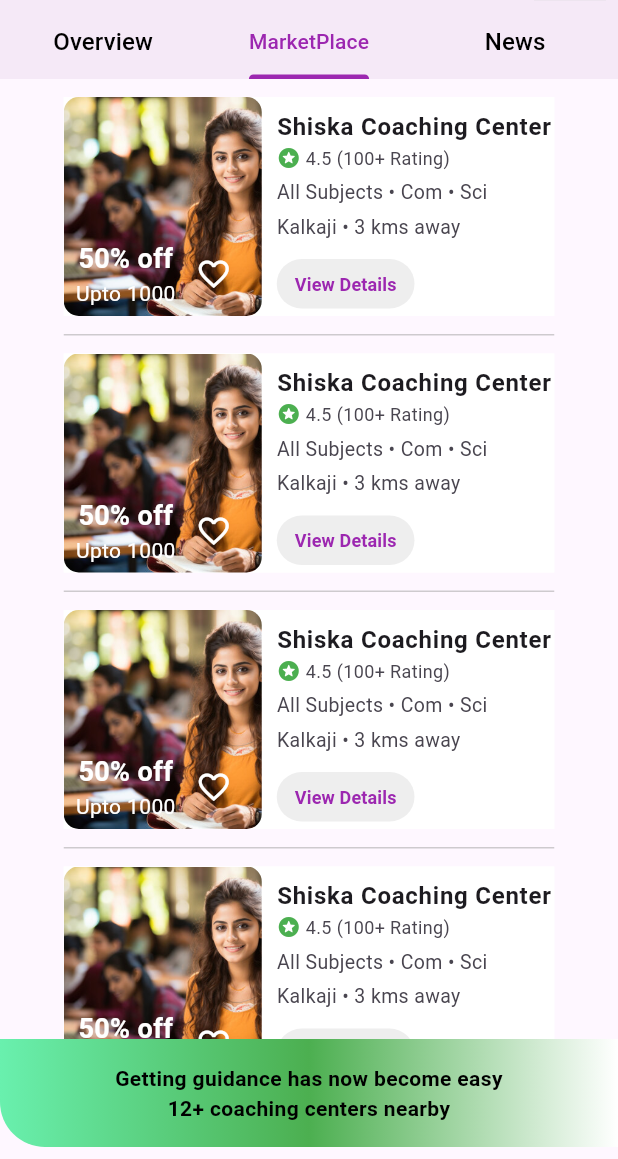
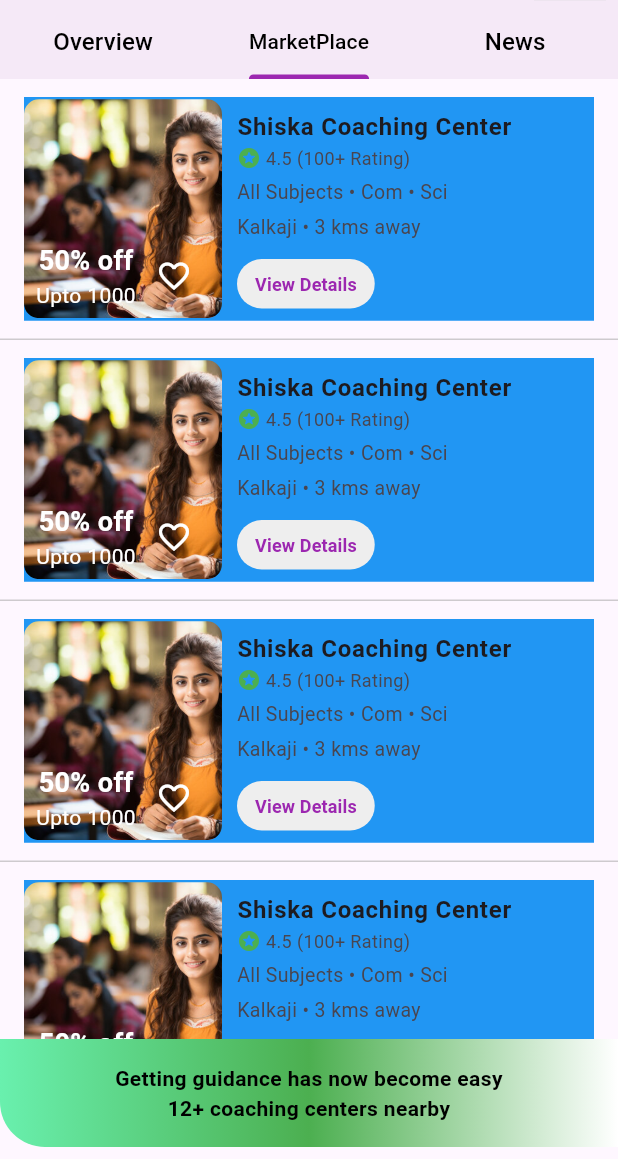
Before and after one commit to rghvag/Ostello, a Flutter app: the screen it shows after launch, on a phone screen of 412 x 824 dp, the part 77-1236 px from its top. Run offline on Flutter 3.47's test engine with Material 3 defaults, Android fonts, the phone set to English and light mode, and no system bars; our stand-ins replace flutter_svg.

Commit message:
another changes

```diff
--- a/lib/views/coaching_center_card.dart
+++ b/lib/views/coaching_center_card.dart
@@ -9,15 +9,16 @@ class CoachingCenterCard extends StatelessWidget {
           padding: const EdgeInsets.only(top: 8.0, bottom: 8),
           child: Card(
             shadowColor: Colors.transparent,
-            color: Colors.white,
+            color: Colors.blue,
             margin: const EdgeInsets.symmetric(horizontal: 16.0, vertical: 4),
             shape:
                 const RoundedRectangleBorder(borderRadius: BorderRadius.zero),
             child: Container(
-              width: 327,
-              height: 146,
-              color: Colors.white,
+              // width: 327,
+              // height: 146,
+              color: Colors.blue,
               child: Center(
+                child: Expanded(
                   child: Row(
                     crossAxisAlignment: CrossAxisAlignment.center,
                     mainAxisAlignment: MainAxisAlignment.center,
@@ -42,7 +43,8 @@ class CoachingCenterCard extends StatelessWidget {
                               padding: const EdgeInsets.symmetric(
                                   horizontal: 8, vertical: 4),
                               child: Row(
-                              mainAxisAlignment: MainAxisAlignment.spaceBetween,
+                                mainAxisAlignment:
+                                    MainAxisAlignment.spaceBetween,
                                 children: [
                                   const Column(
                                     mainAxisAlignment: MainAxisAlignment.start,
@@ -60,7 +62,6 @@ class CoachingCenterCard extends StatelessWidget {
                                         'Upto 1000',
                                         style: TextStyle(
                                           color: Colors.white,
-                                        // fontWeight: FontWeight.bold,
                                         ),
                                         textAlign: TextAlign.center,
                                       ),
@@ -81,7 +82,8 @@ class CoachingCenterCard extends StatelessWidget {
                       ),
                       Expanded(
                         child: ListTile(
-                        contentPadding: const EdgeInsets.only(left: 10, top: 0),
+                          contentPadding:
+                              const EdgeInsets.only(left: 10, top: 0),
                           title: const Text(
                             'Shiska Coaching Center',
                             style: TextStyle(
@@ -123,7 +125,6 @@ class CoachingCenterCard extends StatelessWidget {
                                     tapTargetSize:
                                         MaterialTapTargetSize.shrinkWrap,
                                     minimumSize: const Size(50, 30),
-                                  // style:TextButton
                                     backgroundColor: Colors.grey.shade200),
                                 child: const Text(
                                   'View Details',
@@ -143,8 +144,9 @@ class CoachingCenterCard extends StatelessWidget {
               ),
             ),
           ),
+        ),
         Container(
-          width: 327,
+          // width: 327,
           height: 1,
           color: Colors.grey.withOpacity(0.5),
         ),
--- a/lib/views/homescreen.dart
+++ b/lib/views/homescreen.dart
@@ -24,7 +24,7 @@ class HomeScreen extends StatelessWidget {
                   Transform.rotate(
                     angle: 90 * pi / 180,
                     child: Padding(
-                      padding:  const EdgeInsets.only(bottom: 8.0),
+                      padding: const EdgeInsets.only(bottom: 8.0),
                       child: Center(
                         child: Container(
                           // color: Colors.blue,
@@ -89,7 +89,14 @@ class HomeScreen extends StatelessWidget {
                   style: TextStyle(color: Colors.black, fontSize: 16),
                 ),
               ),
-              Tab(text: 'MarketPlace'),
+              Tab(
+                child: Text(
+                  'MarketPlace',
+                  style: TextStyle(
+                    color: Colors.black,
+                  ),
+                ),
+              ),
               Tab(
                 child: Text(
                   'News',
```
Lines whose indentation alone changed are shown as unchanged.
